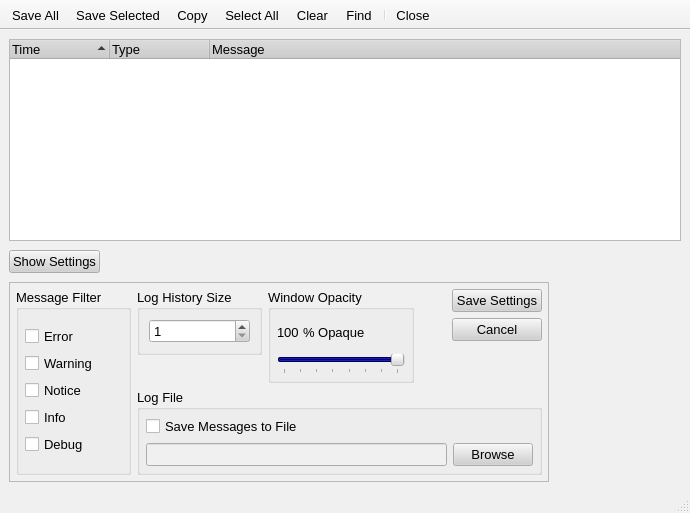
Before: the Qt Designer form src/gui/log/messagelog.ui in a-ilin/vidalia, drawn with Qt 5.
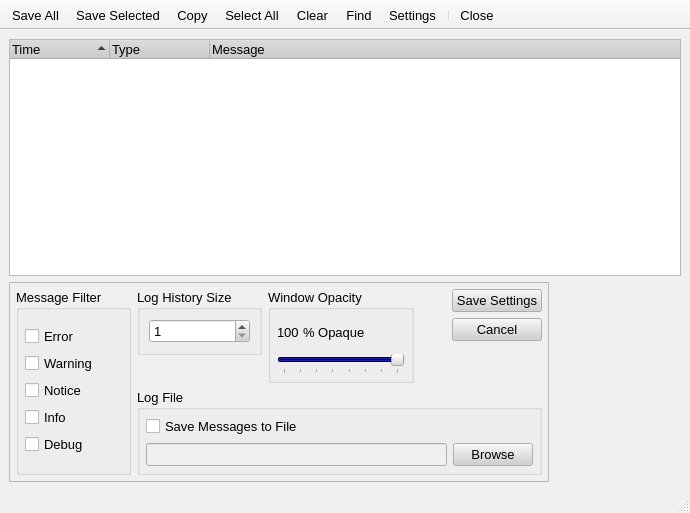
After: the same form once the commit is applied. Icons and pictures are not drawn.

Commit message:
Move the Settings button from the bottom of the message log to the toolbar.
svn:r547

Diff of the .ui file:
```diff
--- a/src/gui/log/messagelog.ui
+++ b/src/gui/log/messagelog.ui
@@ -354,45 +354,6 @@
       </column>
      </widget>
     </item>
-    <item>
-     <layout class="QHBoxLayout" >
-      <property name="margin" >
-       <number>0</number>
-      </property>
-      <property name="spacing" >
-       <number>6</number>
-      </property>
-      <item>
-       <widget class="QPushButton" name="btnToggleSettings" >
-        <property name="contextMenuPolicy" >
-         <enum>Qt::NoContextMenu</enum>
-        </property>
-        <property name="toolTip" >
-         <string>Toggles display of Message Log settings</string>
-        </property>
-        <property name="text" >
-         <string>Show Settings</string>
-        </property>
-        <property name="checkable" >
-         <bool>true</bool>
-        </property>
-       </widget>
-      </item>
-      <item>
-       <spacer>
-        <property name="orientation" >
-         <enum>Qt::Horizontal</enum>
-        </property>
-        <property name="sizeHint" >
-         <size>
-          <width>709</width>
-          <height>29</height>
-         </size>
-        </property>
-       </spacer>
-      </item>
-     </layout>
-    </item>
     <item>
      <widget class="QFrame" name="frmSettings" >
       <property name="enabled" >
@@ -884,6 +845,7 @@
    <addaction name="actionSelect_All" />
    <addaction name="actionClear" />
    <addaction name="actionFind" />
+   <addaction name="actionSettings" />
    <addaction name="separator" />
    <addaction name="actionClose" />
   </widget>
@@ -1059,6 +1021,34 @@
     </font>
    </property>
   </action>
+  <action name="actionSettings" >
+   <property name="icon" >
+    <iconset resource="..\res\vidalia.qrc">:/images/22x22/preferences-desktop.png</iconset>
+   </property>
+   <property name="text" >
+    <string>Settings</string>
+   </property>
+   <property name="statusTip" >
+    <string>Adjust Message Log Settings</string>
+   </property>
+   <property name="checkable" >
+    <bool>true</bool>
+   </property>
+   <property name="font" >
+    <font>
+     <family>Arial</family>
+     <pointsize>10</pointsize>
+     <weight>50</weight>
+     <italic>false</italic>
+     <bold>false</bold>
+     <underline>false</underline>
+     <strikeout>false</strikeout>
+    </font>
+   </property>
+   <property name="shortcut" >
+    <string>Ctrl+T</string>
+   </property>
+  </action>
   <action name="actionClose" >
    <property name="icon" >
     <iconset resource="..\res\vidalia.qrc" >:/images/22x22/emblem-unreadable.png</iconset>
```
Left out of the diff: 19 changed lines with no effect on the pictures. The commit also changes 4 other files.
